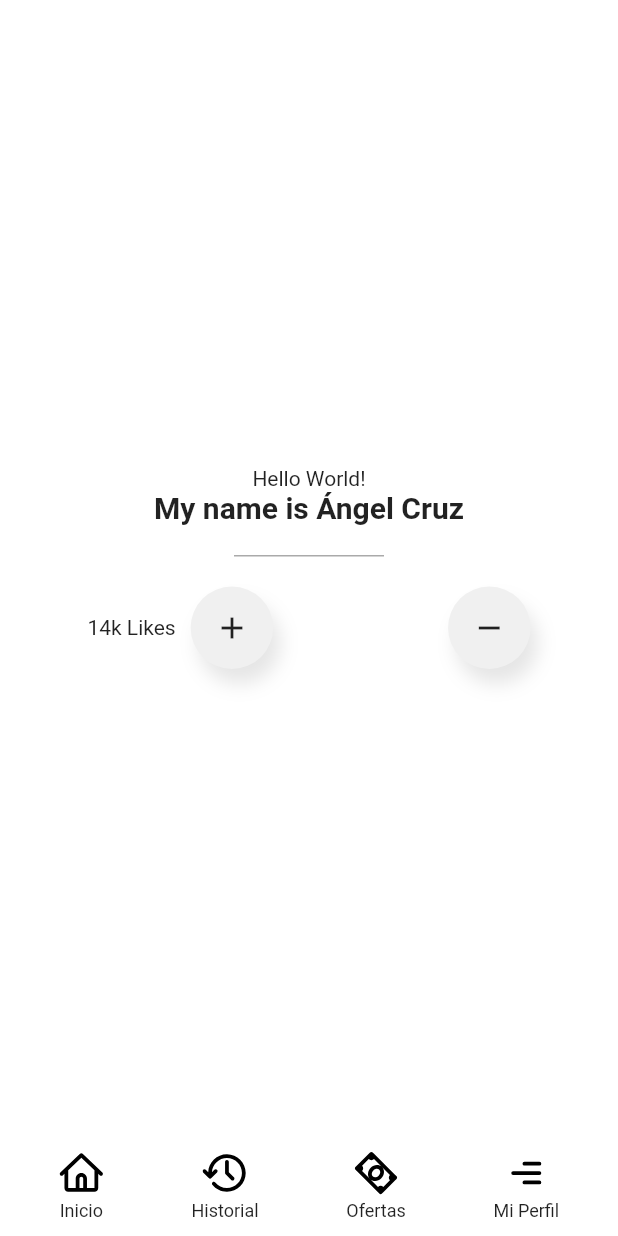
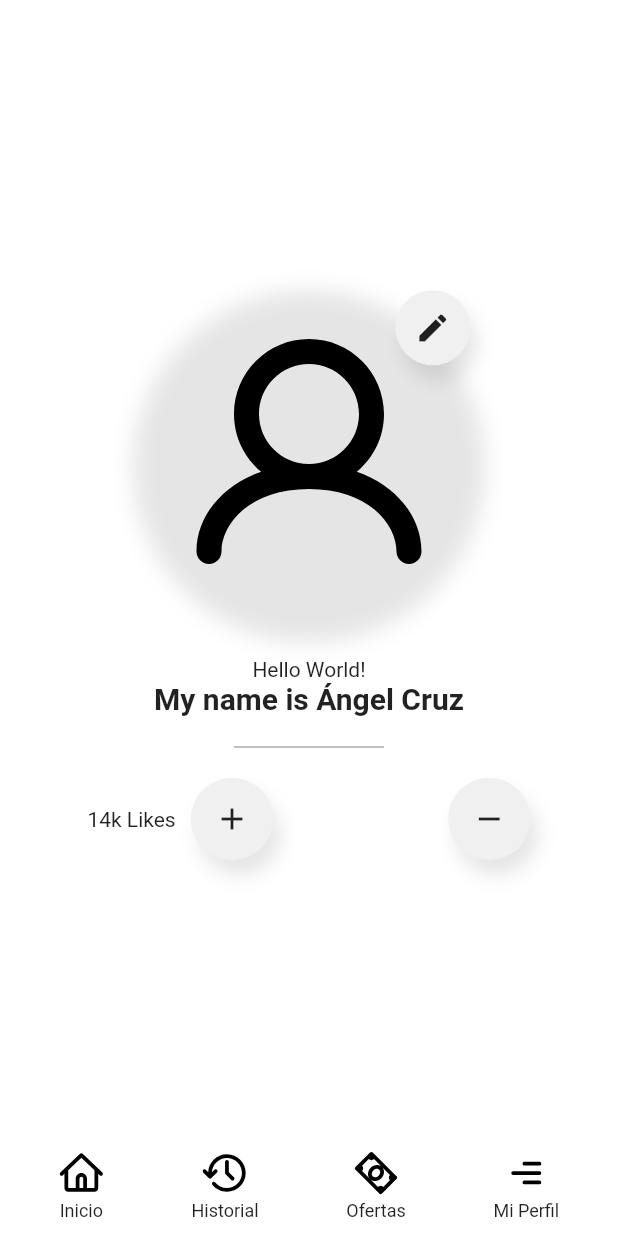
Before and after one commit to AngelCruzL/learning-flutter, a Flutter app: the screen it shows after launch, on a phone screen of 412 x 824 dp. Run offline on Flutter 3.47's test engine with Material 2 defaults, Android fonts, the phone set to English and light mode, and no system bars; our stand-ins replace flutter_svg.

Commit message:
Refactor Circle Container widget

```diff
--- a/lib/pages/home_page.dart
+++ b/lib/pages/home_page.dart
@@ -1,4 +1,5 @@
 import 'package:flutter/material.dart';
+import 'package:my_first_flutter_app/widgets/avatar.dart';
 import 'package:my_first_flutter_app/widgets/bottom_menu.dart';
 import 'package:my_first_flutter_app/widgets/circle_container.dart';
 
@@ -26,6 +27,8 @@ class HomePage extends StatelessWidget {
             mainAxisAlignment: MainAxisAlignment.center,
             mainAxisSize: MainAxisSize.max,
             children: <Widget>[
+              Avatar(),
+              SizedBox(height: 20),
               Text('Hello World!'),
               Text(
                 'My name is Ángel Cruz',
@@ -48,12 +51,10 @@ class HomePage extends StatelessWidget {
                       children: <Widget>[
                         Text('14k Likes'),
                         SizedBox(width: 10),
-                        CircleContainer(
-                            child: Icon(Icons.add), width: 55, height: 55)
+                        CircleContainer(child: Icon(Icons.add), size: 55)
                       ],
                     ),
-                    CircleContainer(
-                        child: Icon(Icons.remove), width: 55, height: 55)
+                    CircleContainer(child: Icon(Icons.remove), size: 55)
                   ])
             ],
           ),
--- a/lib/widgets/avatar.dart
+++ b/lib/widgets/avatar.dart
@@ -26,8 +26,7 @@ class Avatar extends StatelessWidget {
           Positioned(
             child: CircleContainer(
               child: Icon(Icons.edit),
-              width: 50,
-              height: 50,
+              size: 50,
             ),
             right: 10,
             top: 10,
--- a/lib/widgets/circle_container.dart
+++ b/lib/widgets/circle_container.dart
@@ -2,19 +2,16 @@ import 'package:flutter/material.dart';
 
 class CircleContainer extends StatelessWidget {
   final Widget child;
-  final double width, height;
+  final double size;
 
-  CircleContainer(
-      {required this.child, required this.width, required this.height})
-      : assert(width == height),
-        assert(width >= 50),
-        assert(height >= 50);
+  CircleContainer({required this.child, required this.size})
+      : assert(size >= 50);
 
   @override
   Widget build(BuildContext context) {
     return Container(
-      width: width,
-      height: height,
+      width: size,
+      height: size,
       child: Center(
         child: this.child,
       ),
```
